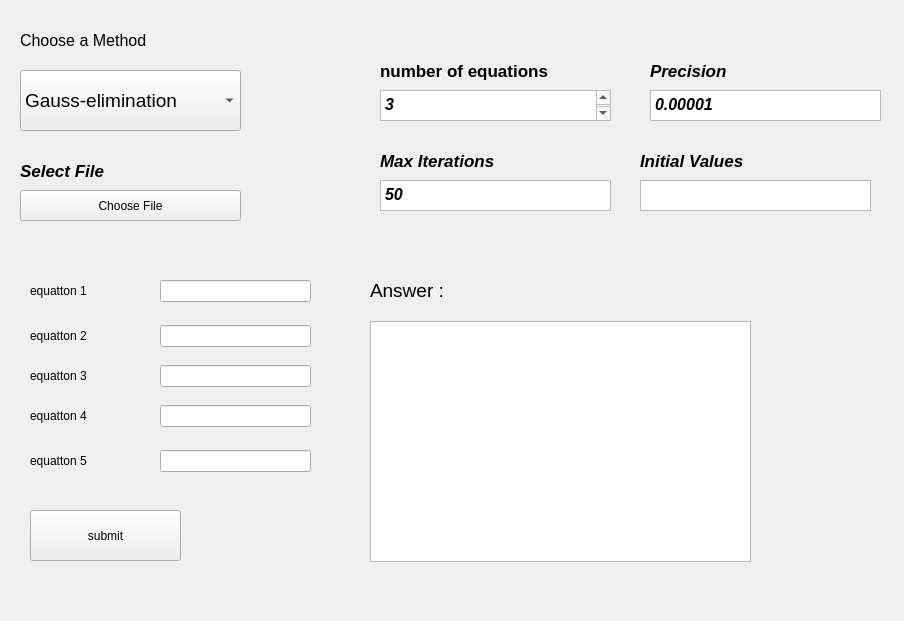
First picture: the form in 1.ui, repository Oraby404/Equation-Solver, before the edit.
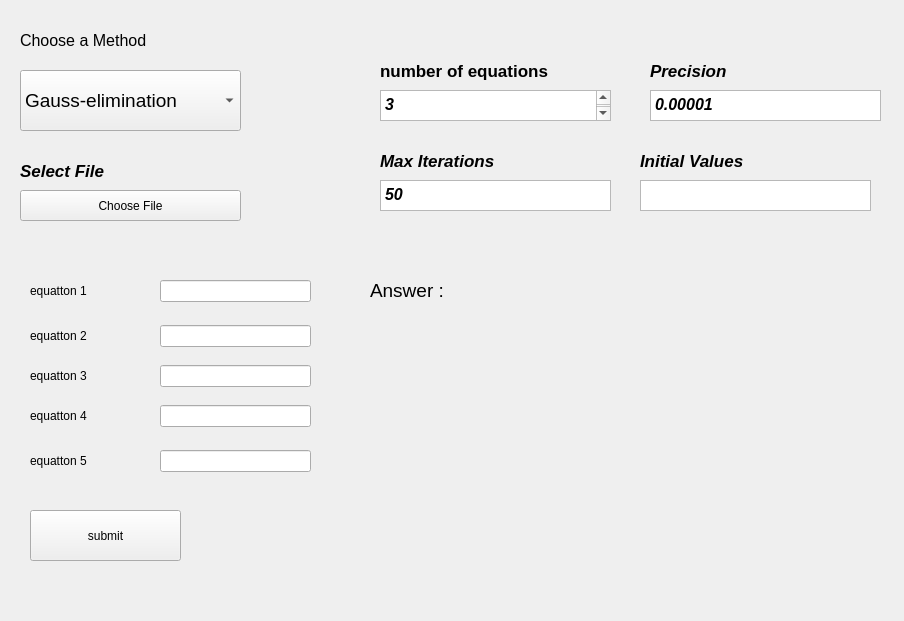
Second picture: the form after the edit.

Patch:
```diff
--- a/1.ui
+++ b/1.ui
@@ -433,16 +433,6 @@
      <string/>
     </property>
    </widget>
-   <widget class="QGraphicsView" name="graphicsView">
-    <property name="geometry">
-     <rect>
-      <x>370</x>
-      <y>321</y>
-      <width>381</width>
-      <height>241</height>
-     </rect>
-    </property>
-   </widget>
   </widget>
  </widget>
  <resources/>
```
